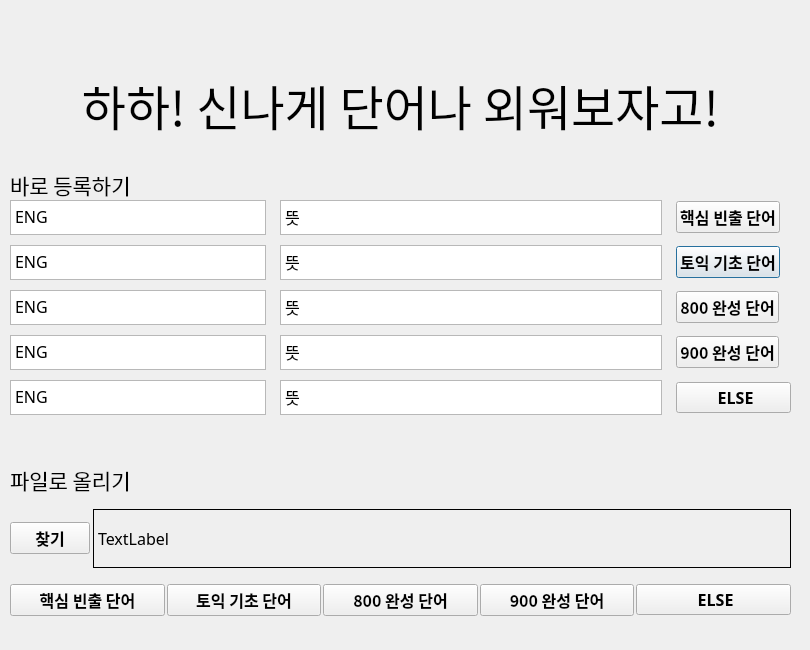
Qt form vocabulary.ui (broccolism/i-like-english-so-much) before a commit.
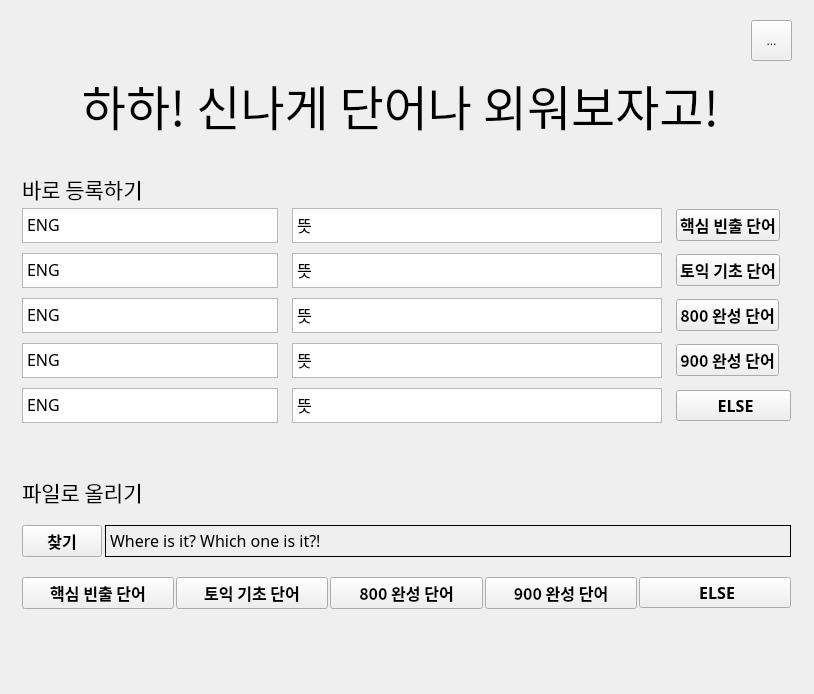
The same form after that commit.

Commit message: [add] function: add words

The edit to the form file:
```diff
--- a/vocabulary.ui
+++ b/vocabulary.ui
@@ -1,18 +1,47 @@
 <?xml version="1.0" encoding="UTF-8"?>
 <ui version="4.0">
- <class>Dialog</class>
- <widget class="QDialog" name="Dialog">
+ <class>voca</class>
+ <widget class="QMainWindow" name="voca">
   <property name="geometry">
    <rect>
     <x>0</x>
     <y>0</y>
-    <width>810</width>
-    <height>650</height>
+    <width>814</width>
+    <height>694</height>
    </rect>
   </property>
   <property name="windowTitle">
    <string>Dialog</string>
   </property>
+  <widget class="QWidget" name="centralwidget">
+   <widget class="QLabel" name="greeting_text">
+    <property name="geometry">
+     <rect>
+      <x>10</x>
+      <y>9</y>
+      <width>781</width>
+      <height>131</height>
+     </rect>
+    </property>
+    <property name="font">
+     <font>
+      <family>KoPub돋움체 Bold</family>
+      <pointsize>36</pointsize>
+     </font>
+    </property>
+    <property name="mouseTracking">
+     <bool>true</bool>
+    </property>
+    <property name="autoFillBackground">
+     <bool>false</bool>
+    </property>
+    <property name="text">
+     <string>하하! 신나게 단어나 외워보자고!</string>
+    </property>
+    <property name="alignment">
+     <set>Qt::AlignBottom|Qt::AlignHCenter</set>
+    </property>
+   </widget>
   <widget class="QWidget" name="verticalLayoutWidget">
    <property name="geometry">
     <rect>
@@ -26,6 +55,9 @@
     <property name="spacing">
      <number>0</number>
     </property>
+     <property name="leftMargin">
+      <number>12</number>
+     </property>
     <item>
      <widget class="QLabel" name="option1_text">
       <property name="enabled">
@@ -585,6 +617,24 @@
       </item>
       <item>
        <widget class="QLabel" name="option_2_file_path_and_name">
+         <property name="sizePolicy">
+          <sizepolicy hsizetype="Expanding" vsizetype="Fixed">
+           <horstretch>0</horstretch>
+           <verstretch>0</verstretch>
+          </sizepolicy>
+         </property>
+         <property name="minimumSize">
+          <size>
+           <width>0</width>
+           <height>32</height>
+          </size>
+         </property>
+         <property name="maximumSize">
+          <size>
+           <width>16777215</width>
+           <height>32</height>
+          </size>
+         </property>
         <property name="font">
          <font>
           <family>나눔바른고딕 Light</family>
@@ -607,7 +657,7 @@
          <number>0</number>
         </property>
         <property name="text">
-         <string>TextLabel</string>
+          <string>Where is it? Which one is it?!</string>
         </property>
         <property name="scaledContents">
          <bool>true</bool>
@@ -754,27 +804,19 @@
     </item>
    </layout>
   </widget>
-  <widget class="QLabel" name="greeting_text">
+   <widget class="QToolButton" name="list_button">
    <property name="geometry">
     <rect>
-     <x>10</x>
-     <y>9</y>
-     <width>781</width>
-     <height>131</height>
-    </rect>
-   </property>
-   <property name="font">
-    <font>
-     <family>KoPub돋움체 Bold</family>
-     <pointsize>36</pointsize>
-    </font>
-   </property>
+      <x>751</x>
+      <y>20</y>
+      <width>41</width>
+      <height>41</height>
+     </rect>
+    </property>
    <property name="text">
-    <string>하하! 신나게 단어나 외워보자고!</string>
-   </property>
-   <property name="alignment">
-    <set>Qt::AlignBottom|Qt::AlignHCenter</set>
-   </property>
+     <string>...</string>
+    </property>
+   </widget>
   </widget>
  </widget>
  <resources/>
```
Left out of the diff: 6 changed lines with no effect on the pictures. Lines whose indentation alone changed are shown as unchanged. The commit also changes 2 other files.
